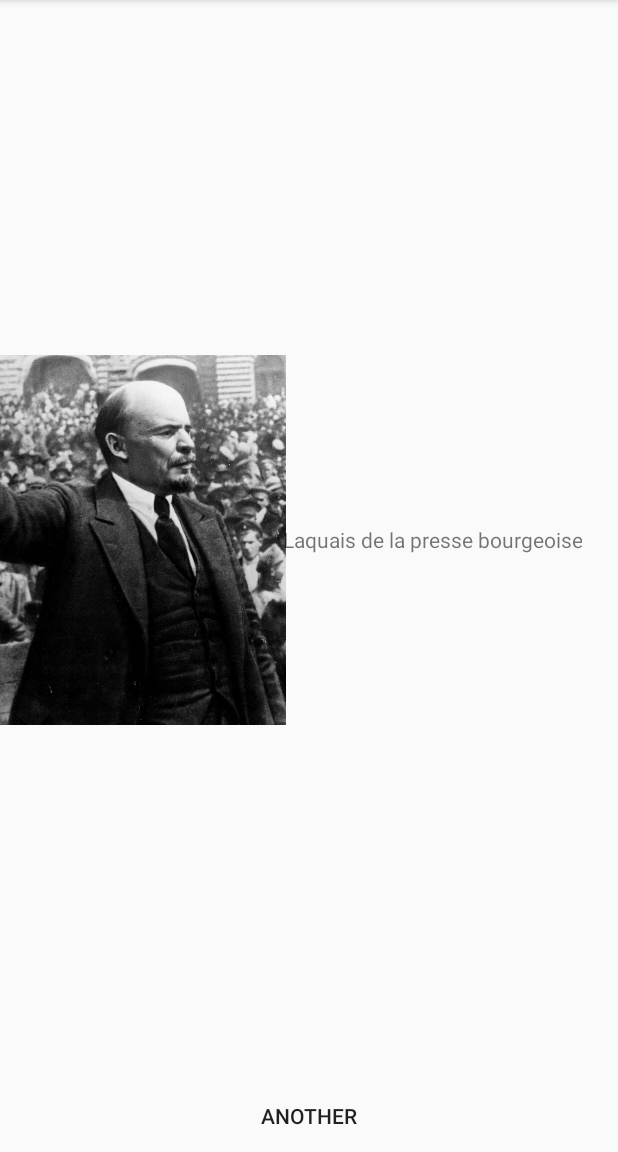
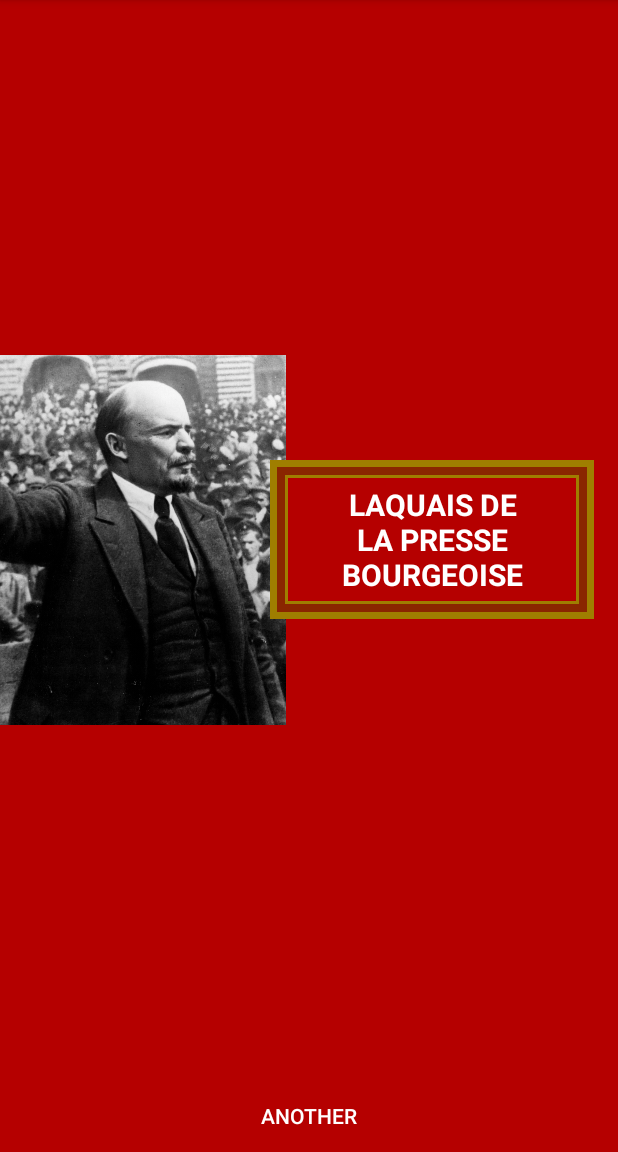
Before and after one commit to Broz3r/Swearism-Android, an Android app: the screen it shows after launch (MainActivity), after a tap on "ANOTHER", on a phone screen of 412 x 824 dp, the part 84-1236 px from its top. Run offline under Robolectric (Android 15) with nearby library versions, the phone set to English and light mode, and no system bars; our stand-ins replace ButterKnife.

Commit message:
Change text Form

```diff
--- /dev/null
+++ b/app/src/main/res/drawable/background_swear.xml
@@ -0,0 +1,38 @@
+<?xml version="1.0" encoding="UTF-8"?>
+<layer-list xmlns:android="http://schemas.android.com/apk/res/android" >
+    <item>
+        <shape android:shape="rectangle">
+            <solid android:color="@color/colorAccent"/>
+        </shape>
+    </item>
+
+    <item
+        android:left="5dp"
+        android:right="5dp"
+        android:top="5dp"
+        android:bottom="5dp">
+        <shape android:shape="rectangle">
+            <solid android:color="@color/colorPrimaryDark" />
+        </shape>
+    </item>
+
+    <item
+        android:left="10dp"
+        android:right="10dp"
+        android:top="10dp"
+        android:bottom="10dp">
+        <shape android:shape="rectangle">
+            <solid android:color="@color/colorAccent" />
+        </shape>
+    </item>
+
+    <item
+        android:left="12dp"
+        android:right="12dp"
+        android:top="12dp"
+        android:bottom="12dp">
+        <shape android:shape="rectangle">
+            <solid android:color="@color/colorPrimary" />
+        </shape>
+    </item>
+</layer-list>
--- a/app/src/main/res/layout/activity_main.xml
+++ b/app/src/main/res/layout/activity_main.xml
@@ -5,6 +5,7 @@
     android:id="@+id/activity_main"
     android:layout_width="match_parent"
     android:layout_height="match_parent"
+    android:background="@color/colorPrimary"
     tools:context="com.broz3r.swearism.MainActivity">
 
 
@@ -16,7 +17,8 @@
         app:layout_constraintBottom_toBottomOf="parent"
         app:layout_constraintRight_toRightOf="parent"
         app:layout_constraintLeft_toLeftOf="parent"
-        style="@style/Widget.AppCompat.Button.Borderless" />
+        style="@style/Widget.AppCompat.Button.Borderless"
+        android:textColor="@android:color/white"/>
 
     <com.broz3r.swearism.SwearView
         android:id="@+id/swear_view"
@@ -28,6 +30,6 @@
         app:layout_constraintBottom_toTopOf="@+id/button"
         android:layout_marginBottom="32dp"
         android:layout_marginTop="32dp"
-        app:layout_constraintTop_toTopOf="parent"/>
+        app:layout_constraintTop_toTopOf="parent" />
 
 </android.support.constraint.ConstraintLayout>
--- a/app/src/main/res/layout/view_swear.xml
+++ b/app/src/main/res/layout/view_swear.xml
@@ -20,7 +20,14 @@
             android:layout_width="wrap_content"
             android:layout_height="wrap_content"
             android:layout_gravity="center"
-            android:gravity="center"/>
+            android:gravity="center"
+            android:layout_margin="@dimen/spacing_large"
+            android:padding="@dimen/spacing_large"
+            android:textSize="@dimen/material_text_title"
+            android:textAllCaps="true"
+            android:textColor="@android:color/white"
+            android:textStyle="bold"
+            android:background="@drawable/background_swear"/>
 
     </FrameLayout>
 
```
Also changed, not shown: app/src/main/res/values/dimens.xml (+24 -3 lines).
